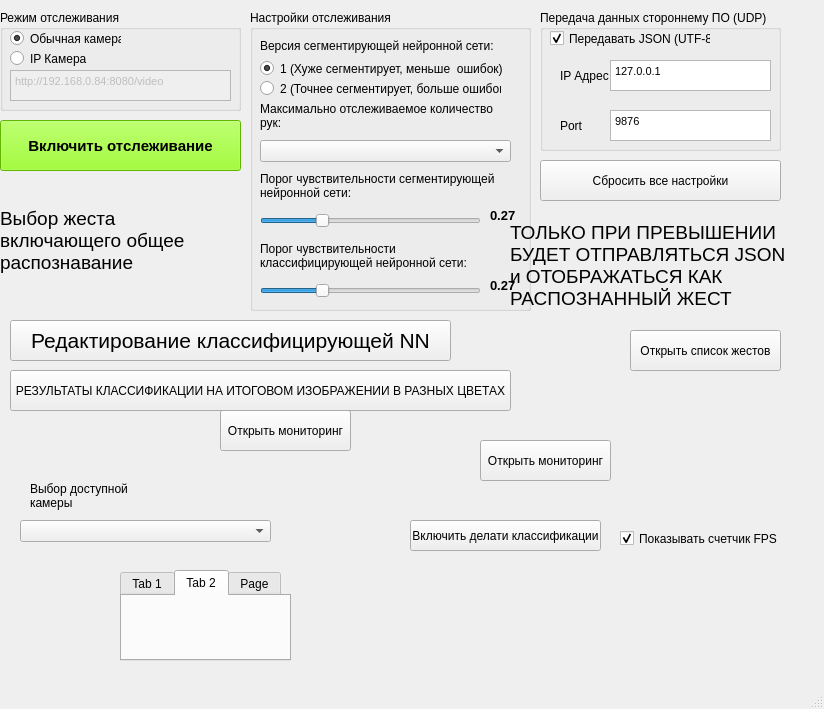
First picture: the form in mainwindow.ui, repository GamesIS/HandGestureRecognitionVer2, before the edit.
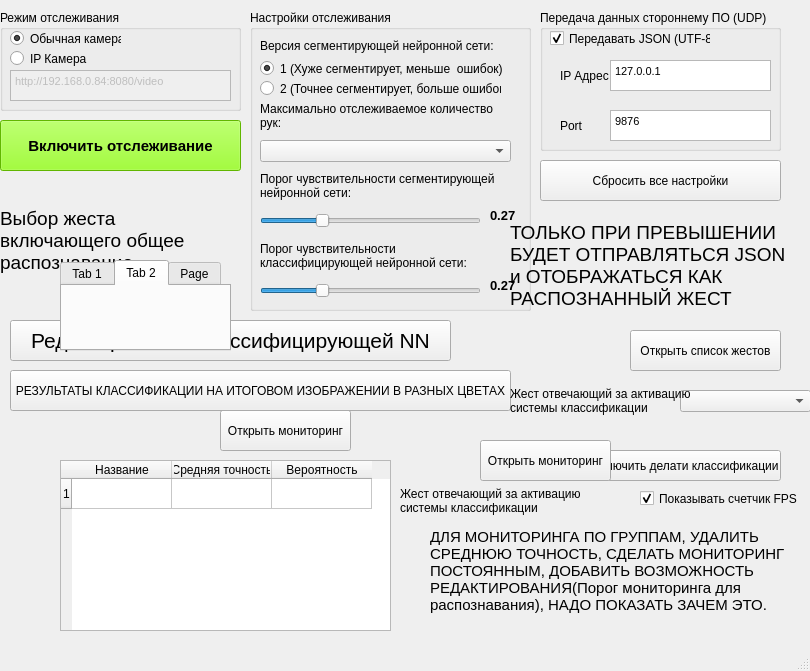
Second picture: the form after the edit.

What changed in the file:
```diff
--- a/mainwindow.ui
+++ b/mainwindow.ui
@@ -6,8 +6,8 @@
    <rect>
     <x>0</x>
     <y>0</y>
-    <width>824</width>
-    <height>709</height>
+    <width>810</width>
+    <height>671</height>
    </rect>
   </property>
   <property name="windowTitle">
@@ -17,8 +17,8 @@
    <widget class="QPushButton" name="startButton">
     <property name="geometry">
      <rect>
-      <x>410</x>
-      <y>520</y>
+      <x>590</x>
+      <y>450</y>
       <width>191</width>
       <height>31</height>
      </rect>
@@ -478,8 +478,8 @@
    <widget class="QCheckBox" name="cb_json_2">
     <property name="geometry">
      <rect>
-      <x>620</x>
-      <y>530</y>
+      <x>640</x>
+      <y>490</y>
       <width>161</width>
       <height>17</height>
      </rect>
@@ -491,35 +491,6 @@
      <bool>true</bool>
     </property>
    </widget>
-   <widget class="QComboBox" name="countHandsCB_2">
-    <property name="geometry">
-     <rect>
-      <x>20</x>
-      <y>520</y>
-      <width>251</width>
-      <height>22</height>
-     </rect>
-    </property>
-   </widget>
-   <widget class="QLabel" name="thr_lbl_segm_2">
-    <property name="geometry">
-     <rect>
-      <x>30</x>
-      <y>480</y>
-      <width>131</width>
-      <height>31</height>
-     </rect>
-    </property>
-    <property name="lineWidth">
-     <number>1</number>
-    </property>
-    <property name="text">
-     <string>Выбор доступной камеры</string>
-    </property>
-    <property name="wordWrap">
-     <bool>true</bool>
-    </property>
-   </widget>
    <widget class="QPushButton" name="startDetection_3">
     <property name="geometry">
      <rect>
@@ -597,8 +568,8 @@
    <widget class="QTabWidget" name="tabWidget">
     <property name="geometry">
      <rect>
-      <x>120</x>
-      <y>570</y>
+      <x>60</x>
+      <y>260</y>
       <width>171</width>
       <height>91</height>
      </rect>
@@ -635,6 +606,126 @@
      <string>Открыть мониторинг</string>
     </property>
    </widget>
+   <widget class="QComboBox" name="gestures_cb_2">
+    <property name="geometry">
+     <rect>
+      <x>680</x>
+      <y>390</y>
+      <width>131</width>
+      <height>22</height>
+     </rect>
+    </property>
+   </widget>
+   <widget class="QLabel" name="ver_segm_lbl_6">
+    <property name="geometry">
+     <rect>
+      <x>510</x>
+      <y>380</y>
+      <width>181</width>
+      <height>41</height>
+     </rect>
+    </property>
+    <property name="text">
+     <string>Жест отвечающий за активацию системы классификации</string>
+    </property>
+    <property name="wordWrap">
+     <bool>true</bool>
+    </property>
+   </widget>
+   <widget class="QTableWidget" name="monitoring_table">
+    <property name="enabled">
+     <bool>true</bool>
+    </property>
+    <property name="geometry">
+     <rect>
+      <x>60</x>
+      <y>460</y>
+      <width>331</width>
+      <height>171</height>
+     </rect>
+    </property>
+    <property name="selectionMode">
+     <enum>QAbstractItemView::ExtendedSelection</enum>
+    </property>
+    <property name="wordWrap">
+     <bool>true</bool>
+    </property>
+    <property name="rowCount">
+     <number>1</number>
+    </property>
+    <property name="columnCount">
+     <number>3</number>
+    </property>
+    <row/>
+    <column>
+     <property name="text">
+      <string>Название</string>
+     </property>
+    </column>
+    <column>
+     <property name="text">
+      <string>Средняя точность</string>
+     </property>
+    </column>
+    <column>
+     <property name="text">
+      <string>Вероятность</string>
+     </property>
+    </column>
+   </widget>
+   <widget class="QLabel" name="ver_segm_lbl_7">
+    <property name="geometry">
+     <rect>
+      <x>430</x>
+      <y>510</y>
+      <width>181</width>
+      <height>41</height>
+     </rect>
+    </property>
+    <property name="text">
+     <string/>
+    </property>
+    <property name="wordWrap">
+     <bool>true</bool>
+    </property>
+   </widget>
+   <widget class="QLabel" name="finish_gest">
+    <property name="geometry">
+     <rect>
+      <x>400</x>
+      <y>480</y>
+      <width>181</width>
+      <height>41</height>
+     </rect>
+    </property>
+    <property name="text">
+     <string>Жест отвечающий за активацию системы классификации</string>
+    </property>
+    <property name="wordWrap">
+     <bool>true</bool>
+    </property>
+   </widget>
+   <widget class="QLabel" name="ver_segm_lbl_8">
+    <property name="geometry">
+     <rect>
+      <x>430</x>
+      <y>520</y>
+      <width>361</width>
+      <height>101</height>
+     </rect>
+    </property>
+    <property name="font">
+     <font>
+      <pointsize>11</pointsize>
+     </font>
+    </property>
+    <property name="text">
+     <string>ДЛЯ МОНИТОРИНГА ПО ГРУППАМ, УДАЛИТЬ СРЕДНЮЮ ТОЧНОСТЬ, СДЕЛАТЬ МОНИТОРИНГ ПОСТОЯННЫМ, ДОБАВИТЬ ВОЗМОЖНОСТЬ РЕДАКТИРОВАНИЯ(Порог мониторинга для распознавания), НАДО ПОКАЗАТЬ ЗАЧЕМ ЭТО.</string>
+    </property>
+    <property name="wordWrap">
+     <bool>true</bool>
+    </property>
+   </widget>
   </widget>
   <widget class="QMenuBar" name="menubar">
    <property name="geometry">
```
Left out of the diff: 2 changed lines with no effect on the pictures.
